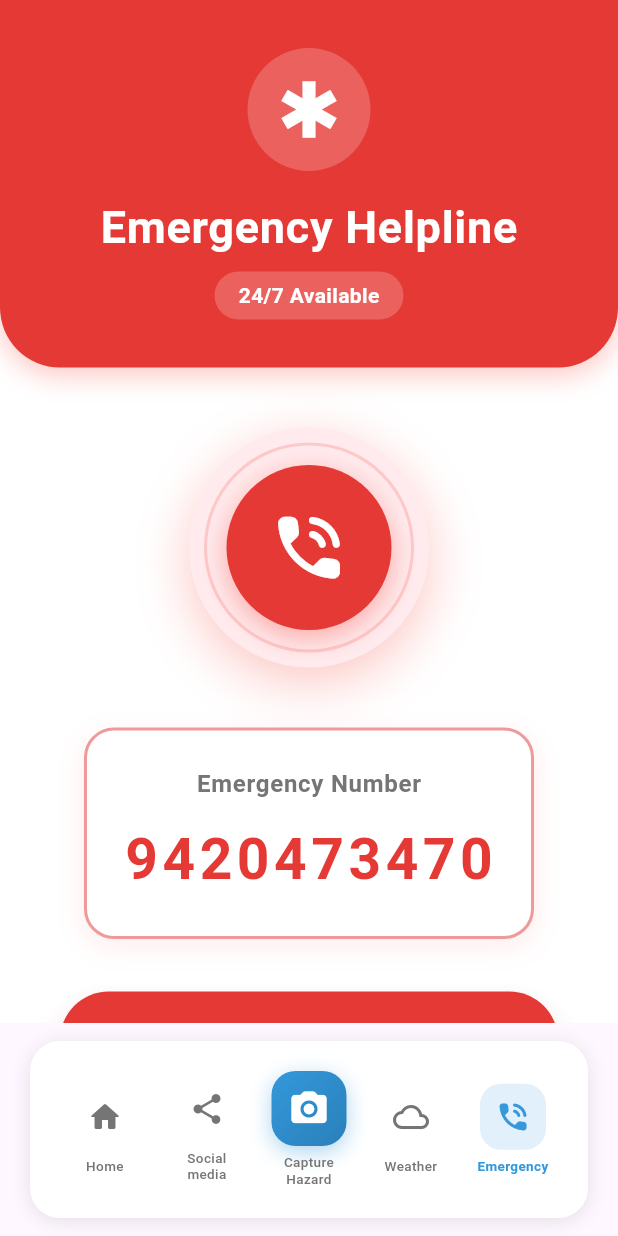
After one commit to Sypher845/sangam, a Flutter app: the MainNavigationScreen screen opened by its route, item 5 of the bottom bar chosen, after a tap on "Call Now", on a phone screen of 412 x 824 dp. The commit adds this screen. Run offline on Flutter 3.47's test engine with Material 3 defaults, Android fonts, the phone set to English and light mode, and no system bars; our stand-ins replace flutter_svg, geolocator, google_maps_flutter, permission_handler, shared_preferences; accounts and stored records are empty; network calls fail.

Commit message:
feat( Emergency Contact screen )

```diff
--- a/lib/main.dart
+++ b/lib/main.dart
@@ -3,7 +3,7 @@ import 'package:provider/provider.dart';
 import 'providers/user_provider.dart';
 import 'providers/auth_provider.dart';
 import 'screens/getting_started_screen.dart';
-import 'screens/home_screen.dart';
+import 'screens/main_navigation_screen.dart';
 import 'services/permission_service.dart';
 import 'services/api_service.dart';
 import 'services/storage_service.dart';
@@ -105,7 +105,7 @@ class _MyAppState extends State<MyApp> with WidgetsBindingObserver {
         debugShowCheckedModeBanner: false,
         home: const GettingStartedScreen(),
         routes: {
-          '/home': (context) => const HomeScreen(),
+          '/home': (context) => const MainNavigationScreen(initialIndex: 0),
         },
       ),
     );
--- a/lib/screens/citizen_login_screen.dart
+++ b/lib/screens/citizen_login_screen.dart
@@ -4,7 +4,7 @@ import 'package:provider/provider.dart';
 import '../providers/user_provider.dart';
 import '../providers/auth_provider.dart';
 import 'citizen_signup_screen.dart';
-import 'home_screen.dart';
+import 'main_navigation_screen.dart';
 
 class CitizenLoginScreen extends StatefulWidget {
   const CitizenLoginScreen({super.key});
@@ -441,7 +441,7 @@ class _CitizenLoginScreenState extends State<CitizenLoginScreen> {
         );
         // Navigate to home screen
         Navigator.of(context).pushAndRemoveUntil(
-          MaterialPageRoute(builder: (context) => const HomeScreen()),
+          MaterialPageRoute(builder: (context) => const MainNavigationScreen(initialIndex: 0)),
           (route) => false,
         );
       } else if (mounted && authProvider.errorMessage != null) {
--- a/lib/screens/citizen_signup_screen.dart
+++ b/lib/screens/citizen_signup_screen.dart
@@ -4,7 +4,7 @@ import 'package:provider/provider.dart';
 
 import '../providers/signup_provider.dart';
 import '../providers/auth_provider.dart';
-import 'home_screen.dart';
+import 'main_navigation_screen.dart';
 
 class CitizenSignUpScreen extends StatelessWidget {
   const CitizenSignUpScreen({super.key});
@@ -340,7 +340,7 @@ class _SignUpScreenContent extends StatelessWidget {
         context,
       ).showSnackBar(const SnackBar(content: Text('Account created')));
       Navigator.of(context).pushAndRemoveUntil(
-        MaterialPageRoute(builder: (context) => const HomeScreen()),
+        MaterialPageRoute(builder: (context) => const MainNavigationScreen(initialIndex: 0)),
         (route) => false,
       );
     } else if (context.mounted) {
--- /dev/null
+++ b/lib/screens/emergency_screen.dart
@@ -0,0 +1,301 @@
+import 'package:flutter/material.dart';
+import 'package:url_launcher/url_launcher.dart';
+
+class EmergencyScreen extends StatelessWidget {
+  const EmergencyScreen({super.key});
+
+  Future<void> _makePhoneCall(String phoneNumber) async {
+    final Uri launchUri = Uri(
+      scheme: 'tel',
+      path: phoneNumber,
+    );
+    try {
+      if (await canLaunchUrl(launchUri)) {
+        await launchUrl(launchUri);
+      }
+    } catch (e) {
+      debugPrint('Could not launch $launchUri: $e');
+    }
+  }
+
+  @override
+  Widget build(BuildContext context) {
+    return Container(
+      color: Colors.white,
+      child: SafeArea(
+        child: SingleChildScrollView(
+          child: Padding(
+            padding: const EdgeInsets.only(bottom: 100), // Space for navigation bar
+            child: Column(
+              children: [
+            // Header with red background
+            Container(
+              width: double.infinity,
+              padding: const EdgeInsets.symmetric(vertical: 32, horizontal: 20),
+              decoration: BoxDecoration(
+                color: Colors.red.shade600,
+                borderRadius: const BorderRadius.only(
+                  bottomLeft: Radius.circular(40),
+                  bottomRight: Radius.circular(40),
+                ),
+                boxShadow: [
+                  BoxShadow(
+                    color: Colors.red.withValues(alpha: 0.3),
+                    blurRadius: 15,
+                    offset: const Offset(0, 5),
+                  ),
+                ],
+              ),
+              child: Column(
+                children: [
+                  Container(
+                    padding: const EdgeInsets.all(16),
+                    decoration: BoxDecoration(
+                      color: Colors.white.withValues(alpha: 0.2),
+                      shape: BoxShape.circle,
+                    ),
+                    child: const Icon(
+                      Icons.emergency,
+                      color: Colors.white,
+                      size: 50,
+                    ),
+                  ),
+                  const SizedBox(height: 16),
+                  const Text(
+                    'Emergency Helpline',
+                    style: TextStyle(
+                      fontSize: 30,
+                      fontWeight: FontWeight.bold,
+                      color: Colors.white,
+                      letterSpacing: 0.5,
+                    ),
+                  ),
+                  const SizedBox(height: 8),
+                  Container(
+                    padding: const EdgeInsets.symmetric(
+                      horizontal: 16,
+                      vertical: 6,
+                    ),
+                    decoration: BoxDecoration(
+                      color: Colors.white.withValues(alpha: 0.2),
+                      borderRadius: BorderRadius.circular(20),
+                    ),
+                    child: const Text(
+                      '24/7 Available',
+                      style: TextStyle(
+                        fontSize: 14,
+                        color: Colors.white,
+                        fontWeight: FontWeight.w600,
+                      ),
+                    ),
+                  ),
+                ],
+              ),
+            ),
+
+            const SizedBox(height: 40),
+
+            // Telephone Icon with animation effect
+            Container(
+              width: 160,
+              height: 160,
+              decoration: BoxDecoration(
+                color: Colors.red.shade50,
+                shape: BoxShape.circle,
+                boxShadow: [
+                  BoxShadow(
+                    color: Colors.red.withValues(alpha: 0.3),
+                    blurRadius: 30,
+                    offset: const Offset(0, 10),
+                  ),
+                ],
+              ),
+              child: Stack(
+                alignment: Alignment.center,
+                children: [
+                  // Outer ring
+                  Container(
+                    width: 140,
+                    height: 140,
+                    decoration: BoxDecoration(
+                      shape: BoxShape.circle,
+                      border: Border.all(
+                        color: Colors.red.withValues(alpha: 0.2),
+                        width: 2,
+                      ),
+                    ),
+                  ),
+                  // Inner circle with icon
+                  Container(
+                    width: 110,
+                    height: 110,
+                    decoration: BoxDecoration(
+                      color: Colors.red.shade600,
+                      shape: BoxShape.circle,
+                      boxShadow: [
+                        BoxShadow(
+                          color: Colors.red.withValues(alpha: 0.4),
+                          blurRadius: 15,
+                          offset: const Offset(0, 5),
+                        ),
+                      ],
+                    ),
+                    child: const Icon(
+                      Icons.phone_in_talk_rounded,
+                      size: 55,
+                      color: Colors.white,
+                    ),
+                  ),
+                ],
+              ),
+            ),
+
+            const SizedBox(height: 40),
+
+            // Emergency Number Section
+            Container(
+              margin: const EdgeInsets.symmetric(horizontal: 30),
+              padding: const EdgeInsets.all(24),
+              decoration: BoxDecoration(
+                color: Colors.white,
+                borderRadius: BorderRadius.circular(20),
+                border: Border.all(
+                  color: Colors.red.shade200,
+                  width: 2,
+                ),
+                boxShadow: [
+                  BoxShadow(
+                    color: Colors.red.withValues(alpha: 0.1),
+                    blurRadius: 15,
+                    offset: const Offset(0, 5),
+                  ),
+                ],
+              ),
+              child: Column(
+                children: [
+                  Text(
+                    'Emergency Number',
+                    style: TextStyle(
+                      fontSize: 16,
+                      color: Colors.grey.shade600,
+                      fontWeight: FontWeight.w600,
+                      letterSpacing: 0.5,
+                    ),
+                  ),
+                  const SizedBox(height: 12),
+                  Text(
+                    '9420473470',
+                    style: TextStyle(
+                      fontSize: 38,
+                      fontWeight: FontWeight.bold,
+                      color: Colors.red.shade600,
+                      letterSpacing: 3,
+                    ),
+                  ),
+                ],
+              ),
+            ),
+
+            const SizedBox(height: 35),
+
+            // Call Button
+            Padding(
+              padding: const EdgeInsets.symmetric(horizontal: 40),
+              child: SizedBox(
+                width: double.infinity,
+                height: 65,
+                child: ElevatedButton(
+                  onPressed: () => _makePhoneCall('9420473470'),
+                  style: ElevatedButton.styleFrom(
+                    backgroundColor: Colors.red.shade600,
+                    foregroundColor: Colors.white,
+                    shape: RoundedRectangleBorder(
+                      borderRadius: BorderRadius.circular(35),
+                    ),
+                    elevation: 10,
+                    shadowColor: Colors.red.withValues(alpha: 0.5),
+                  ),
+                  child: const Row(
+                    mainAxisAlignment: MainAxisAlignment.center,
+                    children: [
+                      Icon(Icons.phone, size: 30),
+                      SizedBox(width: 16),
+                      Text(
+                        'Call Now',
+                        style: TextStyle(
+                          fontSize: 22,
+                          fontWeight: FontWeight.bold,
+                          letterSpacing: 0.5,
+                        ),
+                      ),
+                    ],
+                  ),
+                ),
+              ),
+            ),
+
+            const SizedBox(height: 25),
+
+            // Emergency Info Card
+            Container(
+              margin: const EdgeInsets.symmetric(horizontal: 30),
+              padding: const EdgeInsets.all(20),
+              decoration: BoxDecoration(
+                color: Colors.red.shade50,
+                borderRadius: BorderRadius.circular(20),
+                border: Border.all(
+                  color: Colors.red.shade200,
+                  width: 1.5,
+                ),
+              ),
+              child: Column(
+                children: [
+                  Row(
+                    children: [
+                      Container(
+                        padding: const EdgeInsets.all(8),
+                        decoration: BoxDecoration(
+                          color: Colors.red.shade600,
+                          borderRadius: BorderRadius.circular(10),
+                        ),
+                        child: const Icon(
+                          Icons.info_outline,
+                          color: Colors.white,
+                          size: 24,
+                        ),
+                      ),
+                      const SizedBox(width: 12),
+                      const Expanded(
+                        child: Text(
+                          'For immediate assistance',
+                          style: TextStyle(
+                            fontSize: 16,
+                            fontWeight: FontWeight.bold,
+                            color: Colors.black87,
+                          ),
+                        ),
+                      ),
+                    ],
+                  ),
+                  const SizedBox(height: 14),
+                  Text(
+                    'This helpline is available 24/7 for water-related emergencies, hazard reporting, and urgent assistance.',
+                    style: TextStyle(
+                      fontSize: 14,
+                      color: Colors.grey.shade700,
+                      height: 1.6,
+                    ),
+                  ),
+                ],
+              ),
+            ),
+
+              const SizedBox(height: 20),
+            ],
+          ),
+        ),
+      ),
+      ),
+    );
+  }
+}
--- a/lib/screens/home_screen.dart
+++ b/lib/screens/home_screen.dart
@@ -1,10 +1,8 @@
 import 'package:flutter/material.dart';
 import 'package:google_maps_flutter/google_maps_flutter.dart';
 import 'package:geolocator/geolocator.dart';
-import '../services/permission_service.dart';
 import '../services/tweet_service.dart';
 import '../models/tweet_model.dart';
-import 'camera_capture_page.dart';
 import 'user_dashboard_screen.dart';
 
 class HomeScreen extends StatefulWidget {
@@ -15,7 +13,6 @@ class HomeScreen extends StatefulWidget {
 }
 
 class _HomeScreenState extends State<HomeScreen> with TickerProviderStateMixin {
-  int _selectedIndex = 2;
   late AnimationController _animationController;
   double _sheetHeight = 0.5; // Initial height at 50%
   GoogleMapController? _mapController;
@@ -184,34 +181,11 @@ class _HomeScreenState extends State<HomeScreen> with TickerProviderStateMixin {
     });
   }
 
-  Future<void> _handleCameraCapture() async {
-    final permissionService = PermissionService();
-
-    // Check if permissions are granted
-    final hasPermissions = await permissionService.hasAllRequiredPermissions();
-
-    if (!hasPermissions) {
-      if (!mounted) return;
-      final granted = await permissionService.requestAllPermissions(context);
-      if (!granted) {
-        return; // User denied permissions
-      }
-    }
-
-    // Navigate to camera capture page
-    if (!mounted) return;
-    Navigator.push(
-      context,
-      MaterialPageRoute(builder: (context) => const CameraCapturePage()),
-    );
-  }
-
   @override
   Widget build(BuildContext context) {
     final screenHeight = MediaQuery.of(context).size.height;
 
-    return Scaffold(
-      body: Stack(
+    return Stack(
       children: [
         // Full-screen Google Map
         _buildGoogleMap(),
@@ -235,16 +209,7 @@ class _HomeScreenState extends State<HomeScreen> with TickerProviderStateMixin {
             child: _buildReportsSection(),
           ),
         ),
-
-          // Floating navigation bar
-          Positioned(
-            bottom: 20,
-            left: 0,
-            right: 0,
-            child: _buildNavigationSlider(),
-          ),
       ],
-      ),
     );
   }
 
@@ -747,131 +712,4 @@ class _HomeScreenState extends State<HomeScreen> with TickerProviderStateMixin {
     );
   }
 
-  Widget _buildNavigationSlider() {
-    final List<NavigationItem> items = [
-      NavigationItem(icon: Icons.home_rounded, label: 'Home'),
-      NavigationItem(icon: Icons.share_rounded, label: 'Social\nmedia'),
-      NavigationItem(
-        icon: Icons.camera_alt_rounded,
-        label: 'Capture\nHazard',
-        isCenter: true,
-      ),
-      NavigationItem(icon: Icons.cloud_outlined, label: 'Weather'),
-      NavigationItem(icon: Icons.phone_in_talk_rounded, label: 'Emergency'),
-    ];
-
-    return Container(
-      margin: const EdgeInsets.symmetric(horizontal: 20, vertical: 12),
-      padding: const EdgeInsets.symmetric(vertical: 12, horizontal: 16),
-      decoration: BoxDecoration(
-        color: Colors.white,
-        borderRadius: BorderRadius.circular(20),
-        boxShadow: [
-          BoxShadow(
-            color: Colors.black.withValues(alpha: 0.1),
-            blurRadius: 10,
-            offset: const Offset(0, 2),
-          ),
-        ],
-      ),
-      child: Row(
-        mainAxisAlignment: MainAxisAlignment.spaceEvenly,
-        children: items.asMap().entries.map((entry) {
-          int index = entry.key;
-          NavigationItem item = entry.value;
-          bool isActive = _selectedIndex == index;
-          return Expanded(child: _buildNavItem(item, index, isActive));
-        }).toList(),
-      ),
-    );
 }
-
-  Widget _buildNavItem(NavigationItem item, int index, bool isActive) {
-    return GestureDetector(
-      onTap: () async {
-        if (!isActive) {
-          _animationController.forward().then(
-            (_) => _animationController.reverse(),
-          );
-          setState(() => _selectedIndex = index);
-        }
-
-        // Handle camera capture navigation (center button)
-        if (index == 2 && item.isCenter) {
-          await _handleCameraCapture();
-        }
-      },
-      child: Container(
-        padding: const EdgeInsets.symmetric(vertical: 8, horizontal: 6),
-        child: Column(
-          mainAxisSize: MainAxisSize.min,
-          children: [
-            if (item.isCenter)
-              Container(
-                width: 50,
-                height: 50,
-                decoration: BoxDecoration(
-                  borderRadius: BorderRadius.circular(16),
-                  gradient: const LinearGradient(
-                    begin: Alignment.topLeft,
-                    end: Alignment.bottomRight,
-                    colors: [Color(0xFF3498DB), Color(0xFF2980B9)],
-                  ),
-                  boxShadow: [
-                    BoxShadow(
-                      color: const Color(0xFF3498DB).withValues(alpha: 0.4),
-                      blurRadius: 12,
-                      offset: const Offset(0, 4),
-                    ),
-                  ],
-                ),
-                child: Icon(item.icon, color: Colors.white, size: 28),
-              )
-            else
-              Container(
-                padding: const EdgeInsets.all(10),
-                decoration: BoxDecoration(
-                  color: isActive
-                      ? const Color(0xFF3498DB).withValues(alpha: 0.15)
-                      : Colors.transparent,
-                  borderRadius: BorderRadius.circular(14),
-                ),
-                child: Icon(
-                  item.icon,
-                  color: isActive
-                      ? const Color(0xFF3498DB)
-                      : Colors.grey.shade600,
-                  size: 24,
-                ),
-              ),
-            const SizedBox(height: 6),
-            Text(
-              item.label,
-              textAlign: TextAlign.center,
-              style: TextStyle(
-                fontSize: 9,
-                color: isActive
-                    ? const Color(0xFF3498DB)
-                    : Colors.grey.shade600,
-                fontWeight: isActive ? FontWeight.w600 : FontWeight.w500,
-                height: 1.2,
-              ),
-            ),
-          ],
-        ),
-      ),
-    );
-  }
-}
-
-class NavigationItem {
-  final IconData icon;
-  final String label;
-  final bool isCenter;
-
-  NavigationItem({
-    required this.icon,
-    required this.label,
-    this.isCenter = false,
-  });
-}
--- /dev/null
+++ b/lib/screens/main_navigation_screen.dart
@@ -0,0 +1,216 @@
+import 'package:flutter/material.dart';
+import 'home_screen.dart';
+import 'emergency_screen.dart';
+import 'camera_capture_page.dart';
+import '../services/permission_service.dart';
+
+class MainNavigationScreen extends StatefulWidget {
+  final int initialIndex;
+
+  const MainNavigationScreen({super.key, this.initialIndex = 0});
+
+  @override
+  State<MainNavigationScreen> createState() => _MainNavigationScreenState();
+}
+
+class _MainNavigationScreenState extends State<MainNavigationScreen> {
+  late int _selectedIndex;
+
+  @override
+  void initState() {
+    super.initState();
+    _selectedIndex = widget.initialIndex;
+  }
+
+  void _onNavigationTap(int index) {
+    debugPrint('_onNavigationTap called: index=$index, current=$_selectedIndex');
+    if (index != _selectedIndex) {
+      setState(() {
+        _selectedIndex = index;
+        debugPrint('State updated: _selectedIndex=$_selectedIndex');
+      });
+    }
+  }
+
+  @override
+  Widget build(BuildContext context) {
+    debugPrint('MainNavigationScreen build: _selectedIndex=$_selectedIndex');
+    return Scaffold(
+      body: IndexedStack(
+        index: _selectedIndex,
+        children: [
+          HomeScreenContent(onNavigationTap: _onNavigationTap, currentIndex: _selectedIndex),
+          const Center(child: Text('Social Media - Coming Soon', style: TextStyle(fontSize: 24))),
+          const Center(child: Text('Camera Capture', style: TextStyle(fontSize: 24))),
+          const Center(child: Text('Weather - Coming Soon', style: TextStyle(fontSize: 24))),
+          const EmergencyScreen(),
+        ],
+      ),
+      bottomNavigationBar: _buildNavigationBar(),
+    );
+  }
+
+  Widget _buildNavigationBar() {
+    final List<NavigationItem> items = [
+      NavigationItem(icon: Icons.home_rounded, label: 'Home'),
+      NavigationItem(icon: Icons.share_rounded, label: 'Social\nmedia'),
+      NavigationItem(
+        icon: Icons.camera_alt_rounded,
+        label: 'Capture\nHazard',
+        isCenter: true,
+      ),
+      NavigationItem(icon: Icons.cloud_outlined, label: 'Weather'),
+      NavigationItem(icon: Icons.phone_in_talk_rounded, label: 'Emergency'),
+    ];
+
+    return Container(
+      margin: const EdgeInsets.symmetric(horizontal: 20, vertical: 12),
+      padding: const EdgeInsets.symmetric(vertical: 12, horizontal: 16),
+      decoration: BoxDecoration(
+        color: Colors.white,
+        borderRadius: BorderRadius.circular(20),
+        boxShadow: [
+          BoxShadow(
+            color: Colors.black.withValues(alpha: 0.1),
+            blurRadius: 10,
+            offset: const Offset(0, 2),
+          ),
+        ],
+      ),
+      child: Row(
+        mainAxisAlignment: MainAxisAlignment.spaceEvenly,
+        children: items.asMap().entries.map((entry) {
+          int index = entry.key;
+          NavigationItem item = entry.value;
+          bool isActive = _selectedIndex == index;
+          return Expanded(child: _buildNavItem(item, index, isActive));
+        }).toList(),
+      ),
+    );
+  }
+
+  Widget _buildNavItem(NavigationItem item, int index, bool isActive) {
+    return GestureDetector(
+      onTap: () {
+        debugPrint('Navigation tapped: index=$index, isCenter=${item.isCenter}, currentSelected=$_selectedIndex');
+        // Handle camera capture separately (center button)
+        if (index == 2 && item.isCenter) {
+          _handleCameraCapture();
+        } else {
+          _onNavigationTap(index);
+        }
+      },
+      child: Container(
+        padding: const EdgeInsets.symmetric(vertical: 8, horizontal: 6),
+        child: Column(
+          mainAxisSize: MainAxisSize.min,
+          children: [
+            if (item.isCenter)
+              Container(
+                width: 50,
+                height: 50,
+                decoration: BoxDecoration(
+                  borderRadius: BorderRadius.circular(16),
+                  gradient: const LinearGradient(
+                    begin: Alignment.topLeft,
+                    end: Alignment.bottomRight,
+                    colors: [Color(0xFF3498DB), Color(0xFF2980B9)],
+                  ),
+                  boxShadow: [
+                    BoxShadow(
+                      color: const Color(0xFF3498DB).withValues(alpha: 0.4),
+                      blurRadius: 12,
+                      offset: const Offset(0, 4),
+                    ),
+                  ],
+                ),
+                child: Icon(item.icon, color: Colors.white, size: 28),
+              )
+            else
+              Container(
+                padding: const EdgeInsets.all(10),
+                decoration: BoxDecoration(
+                  color: isActive
+                      ? const Color(0xFF3498DB).withValues(alpha: 0.15)
+                      : Colors.transparent,
+                  borderRadius: BorderRadius.circular(14),
+                ),
+                child: Icon(
+                  item.icon,
+                  color: isActive
+                      ? const Color(0xFF3498DB)
+                      : Colors.grey.shade600,
+                  size: 24,
+                ),
+              ),
+            const SizedBox(height: 6),
+            Text(
+              item.label,
+              textAlign: TextAlign.center,
+              style: TextStyle(
+                fontSize: 9,
+                color: isActive
+                    ? const Color(0xFF3498DB)
+                    : Colors.grey.shade600,
+                fontWeight: isActive ? FontWeight.w600 : FontWeight.w500,
+                height: 1.2,
+              ),
+            ),
+          ],
+        ),
+      ),
+    );
+  }
+
+  Future<void> _handleCameraCapture() async {
+    // Import required services
+    final permissionService = PermissionService();
+
+    // Check if permissions are granted
+    final hasPermissions = await permissionService.hasAllRequiredPermissions();
+
+    if (!hasPermissions) {
+      if (!mounted) return;
+      final granted = await permissionService.requestAllPermissions(context);
+      if (!granted) {
+        return; // User denied permissions
+      }
+    }
+
+    // Navigate to camera capture page
+    if (!mounted) return;
+    Navigator.push(
+      context,
+      MaterialPageRoute(builder: (context) => const CameraCapturePage()),
+    );
+  }
+}
+
+class NavigationItem {
+  final IconData icon;
+  final String label;
+  final bool isCenter;
+
+  NavigationItem({
+    required this.icon,
+    required this.label,
+    this.isCenter = false,
+  });
+}
+
+// Wrapper for HomeScreen content without its own navigation
+class HomeScreenContent extends StatelessWidget {
+  final Function(int) onNavigationTap;
+  final int currentIndex;
+
+  const HomeScreenContent({
+    super.key,
+    required this.onNavigationTap,
+    required this.currentIndex,
+  });
+
+  @override
+  Widget build(BuildContext context) {
+    return const HomeScreen();
+  }
+}
--- a/pubspec.yaml
+++ b/pubspec.yaml
@@ -43,6 +43,7 @@ dependencies:
   path_provider: ^2.1.4
   shared_preferences: ^2.3.2
   http: ^1.2.2
+  url_launcher: ^6.3.1
 
 dev_dependencies:
   flutter_test:
```
Also changed, not shown: pubspec.lock, 6 other files. Lines whose indentation alone changed are shown as unchanged.
